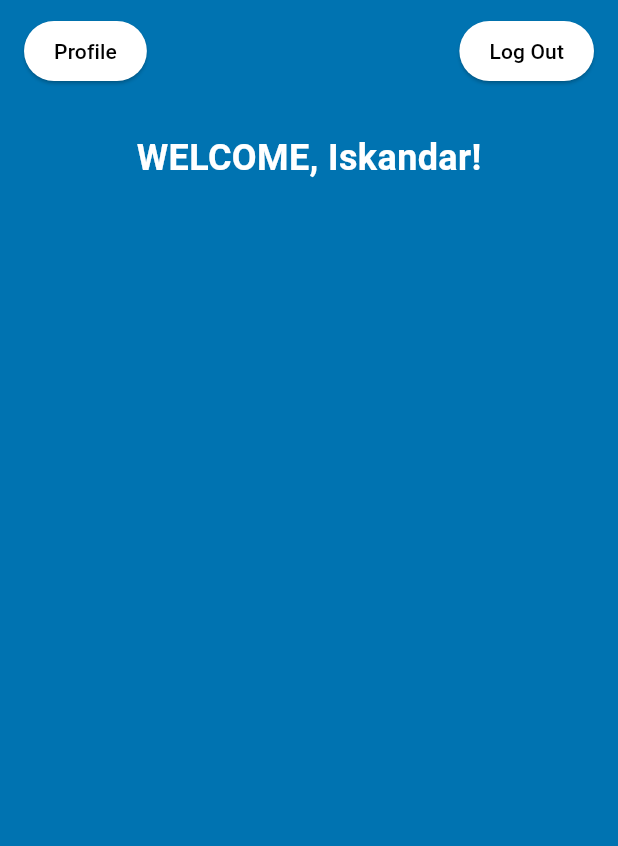
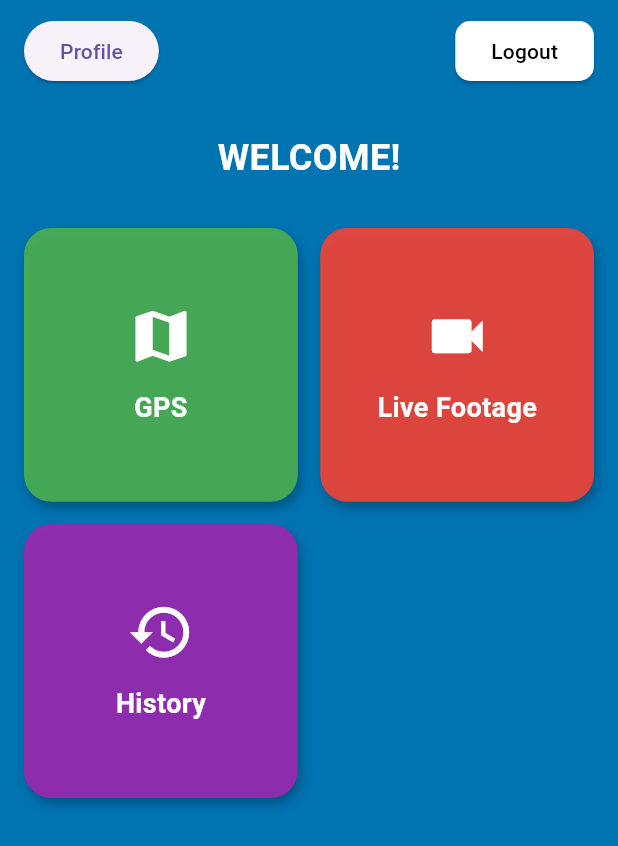
Before and after one commit to SyahmiAmsyar/MATA, a Flutter app: the DashboardPage screen opened directly, on a phone screen of 412 x 824 dp. Shown: the top 846 px of the screen. Run offline on Flutter 3.47's test engine with Material 3 defaults, Android fonts, the phone set to English and light mode, and no system bars; our stand-ins replace cloud_firestore, firebase_auth, firebase_core; accounts and stored records are empty.

Commit message:
Update dashboard_page.dart

```diff
--- a/lib/dashboard_page.dart
+++ b/lib/dashboard_page.dart
@@ -1,8 +1,62 @@
 import 'package:flutter/material.dart';
-import 'profile_page.dart'; // Import Profile Page
+import 'package:firebase_auth/firebase_auth.dart';
+import 'package:cloud_firestore/cloud_firestore.dart';
+import 'profile_page.dart';
+import 'login_page.dart'; // Import Login Page
 
-class DashboardPage extends StatelessWidget {
+class DashboardPage extends StatefulWidget {
   const DashboardPage({super.key});
+
+  @override
+  State<DashboardPage> createState() => _DashboardPageState();
+}
+
+class _DashboardPageState extends State<DashboardPage> {
+  String username = "";
+
+  @override
+  void initState() {
+    super.initState();
+    _loadUserData();
+  }
+
+  Future<void> _loadUserData() async {
+    try {
+      User? user = FirebaseAuth.instance.currentUser;
+      if (user != null) {
+        final snapshot = await FirebaseFirestore.instance
+            .collection('users')
+            .doc(user.uid)
+            .get();
+
+        if (snapshot.exists) {
+          final data = snapshot.data() as Map<String, dynamic>;
+          if (data.containsKey("Username")) {
+            setState(() {
+              username = data["Username"];
+            });
+          } else if (data.containsKey("username")) {
+            setState(() {
+              username = data["username"];
+            });
+          } else {
+            debugPrint("⚠️ No username field found!");
+          }
+        }
+      }
+    } catch (e) {
+      debugPrint("❌ Error loading user data: $e");
+    }
+  }
+
+  Future<void> _logout() async {
+    await FirebaseAuth.instance.signOut(); // Firebase sign out
+    Navigator.pushAndRemoveUntil(
+      context,
+      MaterialPageRoute(builder: (context) => const LoginPage()),
+          (route) => false, // Remove all previous routes
+    );
+  }
 
   @override
   Widget build(BuildContext context) {
@@ -11,17 +65,14 @@ class DashboardPage extends StatelessWidget {
       body: SafeArea(
         child: Column(
           children: [
+            // Top Buttons Row
             Padding(
-              padding: const EdgeInsets.symmetric(
-                horizontal: 16.0,
-                vertical: 10,
-              ),
+              padding: const EdgeInsets.symmetric(horizontal: 16.0, vertical: 10),
               child: Row(
                 mainAxisAlignment: MainAxisAlignment.spaceBetween,
                 children: [
                   ElevatedButton(
                     onPressed: () {
-                      // Navigate to Profile Page
                       Navigator.push(
                         context,
                         MaterialPageRoute(
@@ -29,50 +80,53 @@ class DashboardPage extends StatelessWidget {
                         ),
                       );
                     },
+                    child: const Text("Profile"),
+                  ),
+                  ElevatedButton(
+                    onPressed: _logout, // ✅ Fixed: log out properly
                     style: ElevatedButton.styleFrom(
                       backgroundColor: Colors.white,
                       shape: RoundedRectangleBorder(
-                        borderRadius: BorderRadius.circular(20),
-                      ),
-                      padding: const EdgeInsets.symmetric(
-                        horizontal: 20,
-                        vertical: 10,
+                        borderRadius: BorderRadius.circular(10),
                       ),
                     ),
                     child: const Text(
-                      'Profile',
-                      style: TextStyle(color: Colors.black),
-                    ),
-                  ),
-                  ElevatedButton(
-                    onPressed: () {
-                      Navigator.pop(context); // Log Out back to Login Page
-                    },
-                    style: ElevatedButton.styleFrom(
-                      backgroundColor: Colors.white,
-                      shape: RoundedRectangleBorder(
-                        borderRadius: BorderRadius.circular(20),
-                      ),
-                      padding: const EdgeInsets.symmetric(
-                        horizontal: 20,
-                        vertical: 10,
-                      ),
-                    ),
-                    child: const Text(
-                      'Log Out',
+                      "Logout",
                       style: TextStyle(color: Colors.black),
                     ),
                   ),
                 ],
               ),
             ),
+
             const SizedBox(height: 20),
-            const Text(
-              'WELCOME, Iskandar!',
-              style: TextStyle(
+
+            // Dynamic Welcome Text
+            Text(
+              username.isNotEmpty ? 'WELCOME, $username!' : 'WELCOME!',
+              style: const TextStyle(
                 color: Colors.white,
                 fontSize: 24,
                 fontWeight: FontWeight.bold,
+              ),
+            ),
+
+            const SizedBox(height: 30),
+
+            // Feature Cards (GPS, Live Footage, History)
+            Expanded(
+              child: Padding(
+                padding: const EdgeInsets.symmetric(horizontal: 16.0),
+                child: GridView.count(
+                  crossAxisCount: 2,
+                  crossAxisSpacing: 15,
+                  mainAxisSpacing: 15,
+                  children: [
+                    _buildDashboardCard(Icons.map, "GPS", Colors.green),
+                    _buildDashboardCard(Icons.videocam, "Live Footage", Colors.red),
+                    _buildDashboardCard(Icons.history, "History", Colors.purple),
+                  ],
+                ),
               ),
             ),
           ],
@@ -80,4 +134,40 @@ class DashboardPage extends StatelessWidget {
       ),
     );
   }
+
+  Widget _buildDashboardCard(IconData icon, String title, Color color) {
+    return GestureDetector(
+      onTap: () {
+        debugPrint("$title clicked");
+      },
+      child: Container(
+        decoration: BoxDecoration(
+          color: color.withOpacity(0.9),
+          borderRadius: BorderRadius.circular(18),
+          boxShadow: [
+            BoxShadow(
+              color: Colors.black26,
+              blurRadius: 5,
+              offset: const Offset(2, 4),
+            ),
+          ],
+        ),
+        child: Column(
+          mainAxisAlignment: MainAxisAlignment.center,
+          children: [
+            Icon(icon, size: 45, color: Colors.white),
+            const SizedBox(height: 12),
+            Text(
+              title,
+              style: const TextStyle(
+                fontSize: 18,
+                fontWeight: FontWeight.bold,
+                color: Colors.white,
+              ),
+            )
+          ],
+        ),
+      ),
+    );
+  }
 }
```
